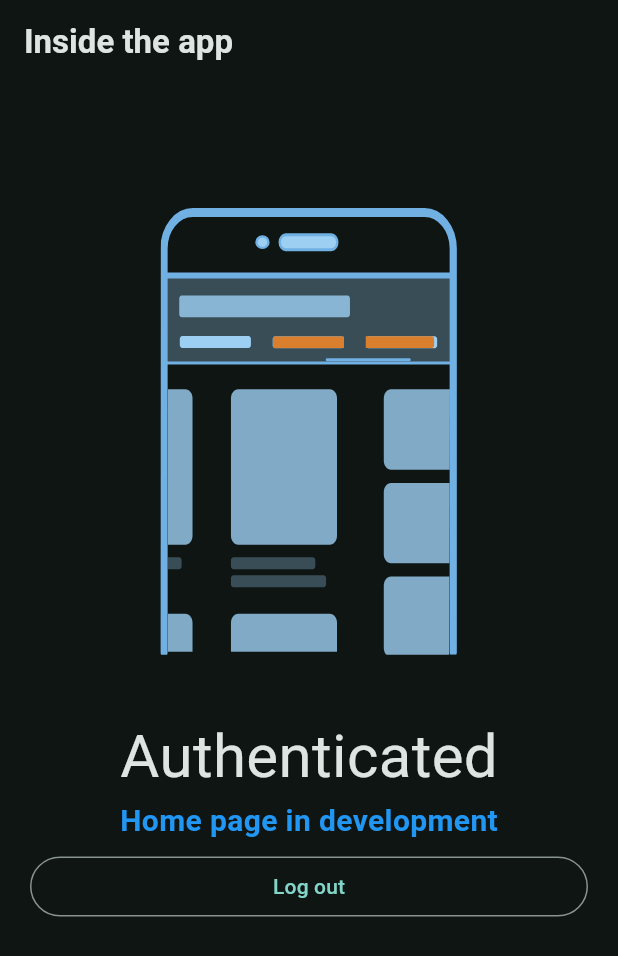
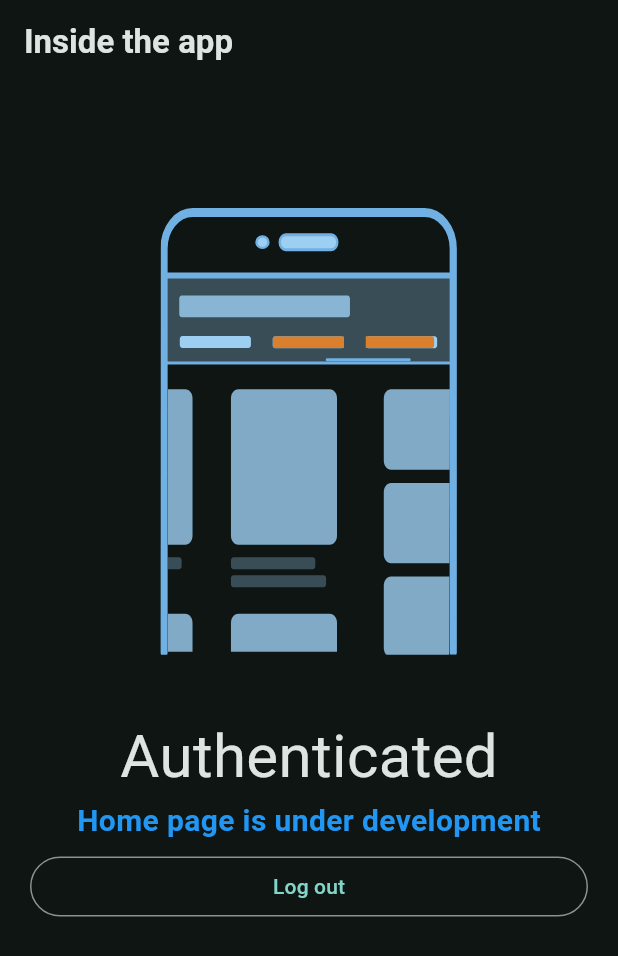
Before and after one commit to iktiarnazib/Authentication-App, a Flutter app: the HomePage screen opened directly, on a phone screen of 412 x 824 dp. Shown: the top 956 px of the screen. Run offline on Flutter 3.47's test engine with Material 3 defaults, Android fonts, the phone set to English and light mode, and no system bars; our stand-ins replace firebase_auth, firebase_core, lottie; accounts and stored records are empty.

```diff
--- a/lib/views/pages/home_page.dart
+++ b/lib/views/pages/home_page.dart
@@ -23,7 +23,7 @@ class HomePage extends StatelessWidget {
               Lottie.asset("assets/lotties/Home.json", height: 400.0),
               Text("Authenticated", style: TextStyle(fontSize: 40.0)),
               Text(
-                "Home page in development",
+                "Home page is under development",
                 style: TextStyle(
                   fontSize: 20.0,
                   color: Colors.blue,
```
